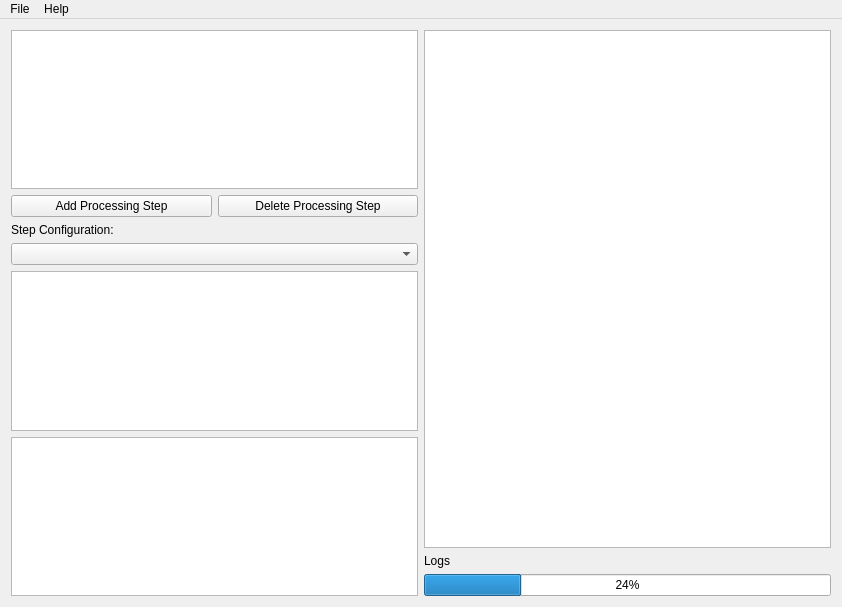
TU-Berlin-CVRS/uipf, file code/gui/mainwindow.ui: the form before one commit.
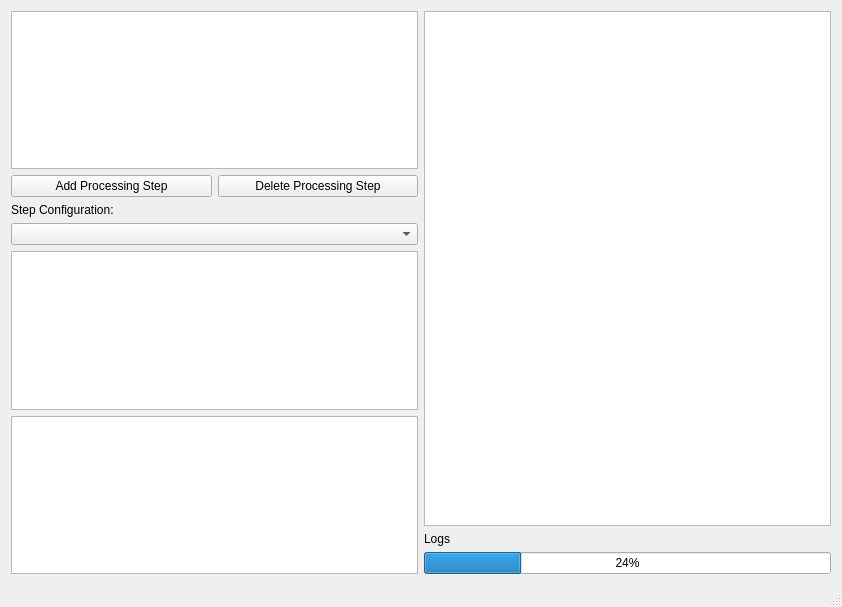
The form after the commit.

Commit message: creating menu bar

Patch:
```diff
--- a/code/gui/mainwindow.ui
+++ b/code/gui/mainwindow.ui
@@ -79,6 +79,7 @@
     </item>
    </layout>
   </widget>
+  <widget class="QStatusBar" name="statusBar"/>
   <widget class="QMenuBar" name="menuBar">
    <property name="geometry">
     <rect>
@@ -88,29 +89,6 @@
      <height>29</height>
     </rect>
    </property>
-   <widget class="QMenu" name="menuFile">
-    <property name="title">
-     <string>File</string>
-    </property>
-    <addaction name="actionNew_Data_Flow"/>
-    <addaction name="separator"/>
-    <addaction name="actionLoad_Data_Flow"/>
-    <addaction name="separator"/>
-    <addaction name="actionSave_Data_Flow"/>
-    <addaction name="actionSave_Data_Flow_as"/>
-    <addaction name="separator"/>
-    <addaction name="actionExit"/>
-   </widget>
-   <widget class="QMenu" name="menuHelp">
-    <property name="title">
-     <string>Help</string>
-    </property>
-    <addaction name="actionAbout"/>
-    <addaction name="separator"/>
-    <addaction name="actionDocumentation"/>
-   </widget>
-   <addaction name="menuFile"/>
-   <addaction name="menuHelp"/>
   </widget>
   <action name="actionNew_Data_Flow">
    <property name="text">
```
The commit also changes 3 other files.
